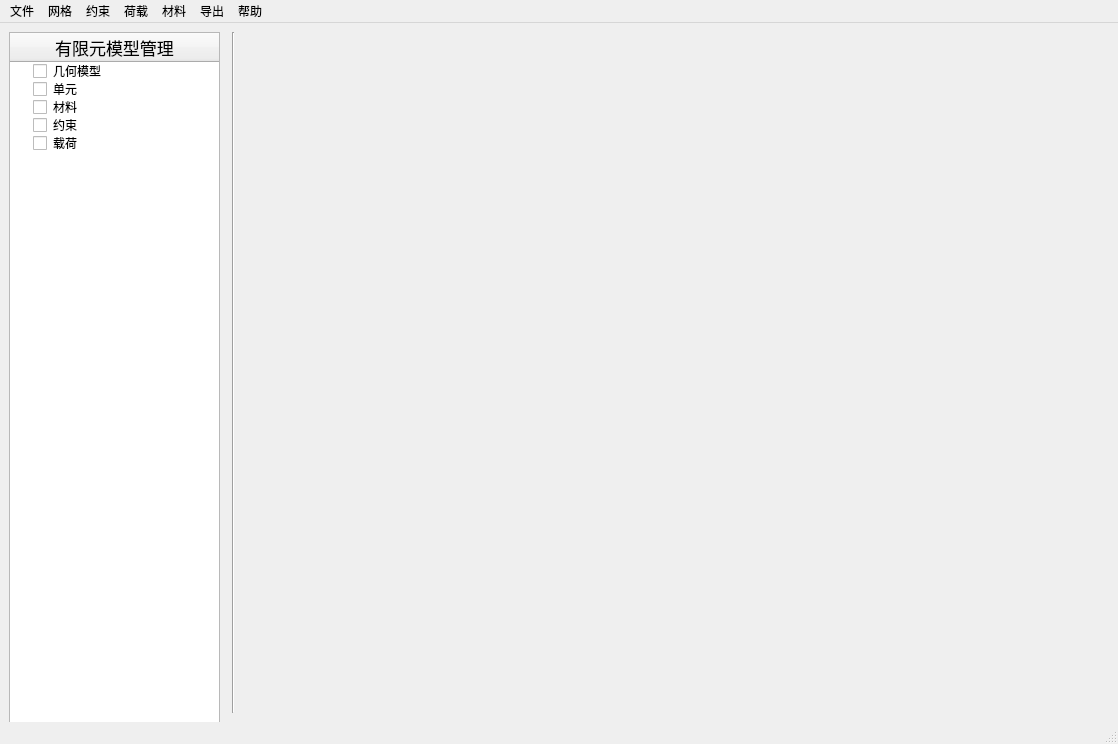
Qt form finite/main.ui (suruomo/PyQT5) before a commit.
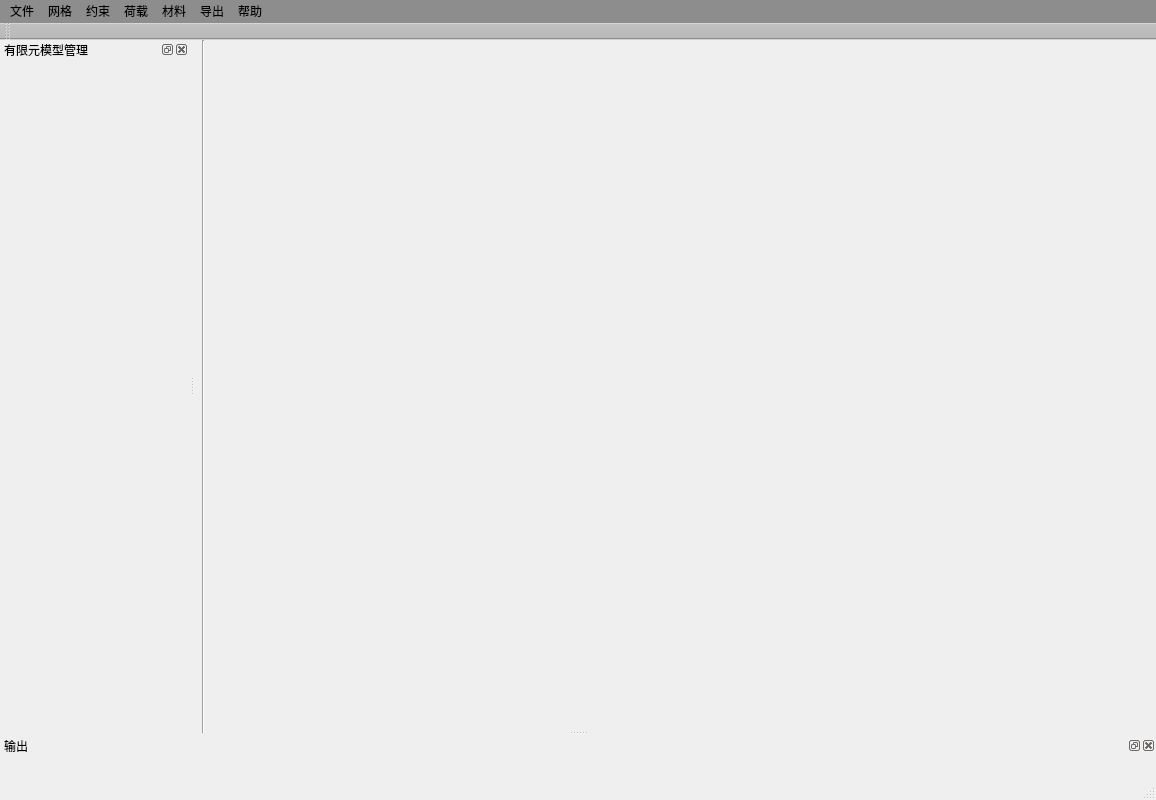
The same form after that commit.

Commit message:
修改界面
1.增加QDockWidget为输出栏和有限元模型管理栏
2.增加ToolBar

Patch:
```diff
--- a/finite/main.ui
+++ b/finite/main.ui
@@ -6,101 +6,56 @@
    <rect>
     <x>0</x>
     <y>0</y>
-    <width>1118</width>
-    <height>744</height>
+    <width>1156</width>
+    <height>800</height>
    </rect>
   </property>
   <property name="minimumSize">
    <size>
-    <width>1113</width>
-    <height>744</height>
+    <width>1156</width>
+    <height>800</height>
    </size>
   </property>
   <property name="windowTitle">
    <string>有限元仿真建模系统</string>
   </property>
   <widget class="QWidget" name="centralwidget">
+   <property name="minimumSize">
+    <size>
+     <width>932</width>
+     <height>693</height>
+    </size>
+   </property>
    <layout class="QHBoxLayout" name="horizontalLayout_2">
+    <property name="spacing">
+     <number>7</number>
+    </property>
+    <property name="leftMargin">
+     <number>0</number>
+    </property>
+    <property name="topMargin">
+     <number>0</number>
+    </property>
+    <property name="rightMargin">
+     <number>0</number>
+    </property>
+    <property name="bottomMargin">
+     <number>0</number>
+    </property>
     <item>
      <layout class="QHBoxLayout" name="horizontalLayout">
       <property name="spacing">
-       <number>5</number>
+       <number>3</number>
       </property>
-      <item>
-       <widget class="QTreeWidget" name="finite_tree">
-        <property name="minimumSize">
-         <size>
-          <width>211</width>
-          <height>747</height>
-         </size>
-        </property>
-        <property name="maximumSize">
-         <size>
-          <width>211</width>
-          <height>16777215</height>
-         </size>
-        </property>
-        <column>
-         <property name="text">
-          <string>有限元模型管理</string>
-         </property>
-         <property name="font">
-          <font>
-           <pointsize>13</pointsize>
-          </font>
-         </property>
-         <property name="textAlignment">
-          <set>AlignCenter</set>
-         </property>
-        </column>
-        <item>
-         <property name="text">
-          <string>几何模型</string>
-         </property>
-         <property name="checkState">
-          <enum>Unchecked</enum>
-         </property>
-        </item>
-        <item>
-         <property name="text">
-          <string>单元</string>
-         </property>
-         <property name="checkState">
-          <enum>Unchecked</enum>
-         </property>
-        </item>
-        <item>
-         <property name="text">
-          <string>材料</string>
-         </property>
-         <property name="checkState">
-          <enum>Unchecked</enum>
-         </property>
-        </item>
-        <item>
-         <property name="text">
-          <string>约束</string>
-         </property>
-         <property name="checkState">
-          <enum>Unchecked</enum>
-         </property>
-        </item>
-        <item>
-         <property name="text">
-          <string>载荷</string>
-         </property>
-         <property name="checkState">
-          <enum>Unchecked</enum>
-         </property>
-        </item>
-       </widget>
-      </item>
+      <property name="sizeConstraint">
+       <enum>QLayout::SetDefaultConstraint</enum>
+      </property>
       <item>
        <widget class="Line" name="line">
         <property name="minimumSize">
          <size>
           <width>16</width>
-          <height>672</height>
+          <height>691</height>
          </size>
         </property>
         <property name="orientation">
@@ -110,12 +65,6 @@
       </item>
       <item>
        <widget class="QWidget" name="view_widget" native="true">
-        <property name="minimumSize">
-         <size>
-          <width>861</width>
-          <height>689</height>
-         </size>
-        </property>
         <property name="mouseTracking">
          <bool>false</bool>
         </property>
@@ -133,10 +82,13 @@
     <rect>
      <x>0</x>
      <y>0</y>
-     <width>1118</width>
+     <width>1156</width>
      <height>26</height>
     </rect>
    </property>
+   <property name="styleSheet">
+    <string notr="true">background-color: rgb(141, 141, 141);</string>
+   </property>
    <widget class="QMenu" name="menu">
     <property name="title">
      <string>文件</string>
@@ -196,6 +148,62 @@
    <addaction name="menu_6"/>
   </widget>
   <widget class="QStatusBar" name="statusbar"/>
+  <widget class="QDockWidget" name="dockWidget">
+   <property name="minimumSize">
+    <size>
+     <width>189</width>
+     <height>693</height>
+    </size>
+   </property>
+   <property name="toolTip">
+    <string>&lt;html&gt;&lt;head/&gt;&lt;body&gt;&lt;p&gt;撒&lt;/p&gt;&lt;p&gt;&lt;br/&gt;&lt;/p&gt;&lt;/body&gt;&lt;/html&gt;</string>
+   </property>
+   <property name="accessibleName">
+    <string/>
+   </property>
+   <property name="windowTitle">
+    <string>有限元模型管理</string>
+   </property>
+   <attribute name="dockWidgetArea">
+    <number>1</number>
+   </attribute>
+   <widget class="QWidget" name="dockWidgetContents"/>
+  </widget>
+  <widget class="QToolBar" name="toolBar">
+   <property name="windowTitle">
+    <string>工具栏</string>
+   </property>
+   <property name="autoFillBackground">
+    <bool>false</bool>
+   </property>
+   <property name="styleSheet">
+    <string notr="true">background-color: rgb(185, 185, 185);</string>
+   </property>
+   <property name="toolButtonStyle">
+    <enum>Qt::ToolButtonIconOnly</enum>
+   </property>
+   <attribute name="toolBarArea">
+    <enum>TopToolBarArea</enum>
+   </attribute>
+   <attribute name="toolBarBreak">
+    <bool>false</bool>
+   </attribute>
+  </widget>
+  <widget class="QDockWidget" name="dockWidget_2">
+   <property name="minimumSize">
+    <size>
+     <width>1113</width>
+     <height>42</height>
+    </size>
+   </property>
+   <property name="windowTitle">
+    <string>输出</string>
+   </property>
+   <attribute name="dockWidgetArea">
+    <number>8</number>
+   </attribute>
+   <widget class="QWidget" name="dockWidgetContents_2"/>
+  </widget>
   <action name="import_geometry_action">
    <property name="text">
     <string>导入几何模型</string>
```
The commit also changes 1 other file.
